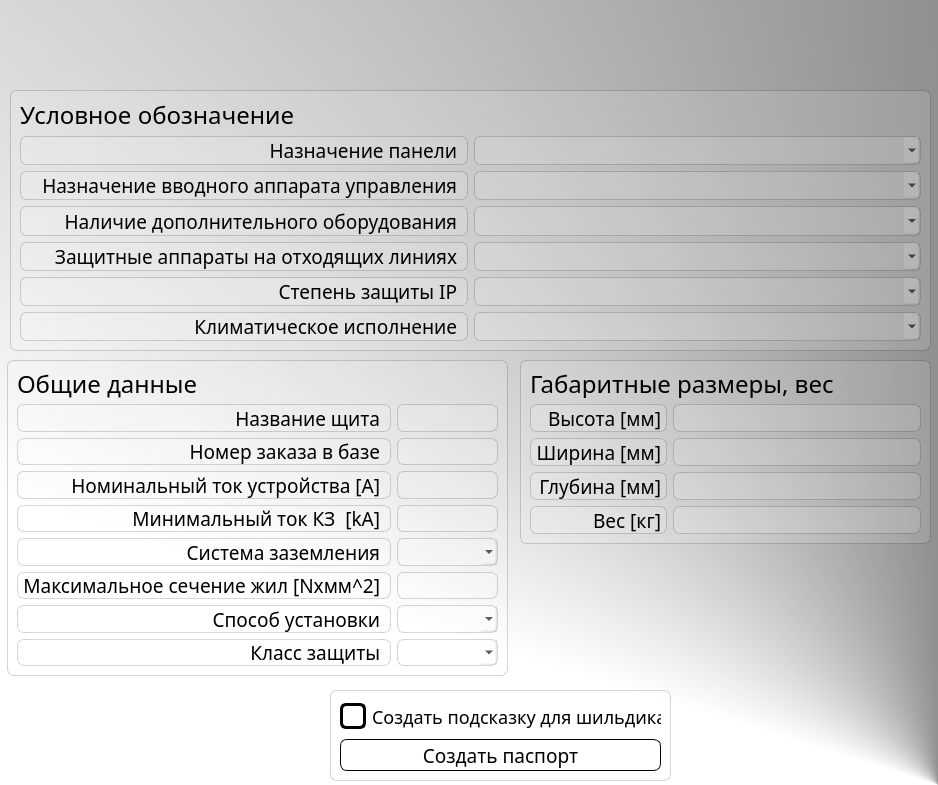
This is ui/mainwindow.ui in GarborSergey/PassportTemplateReborn as Qt 5 draws it before an edit. The edited form follows.
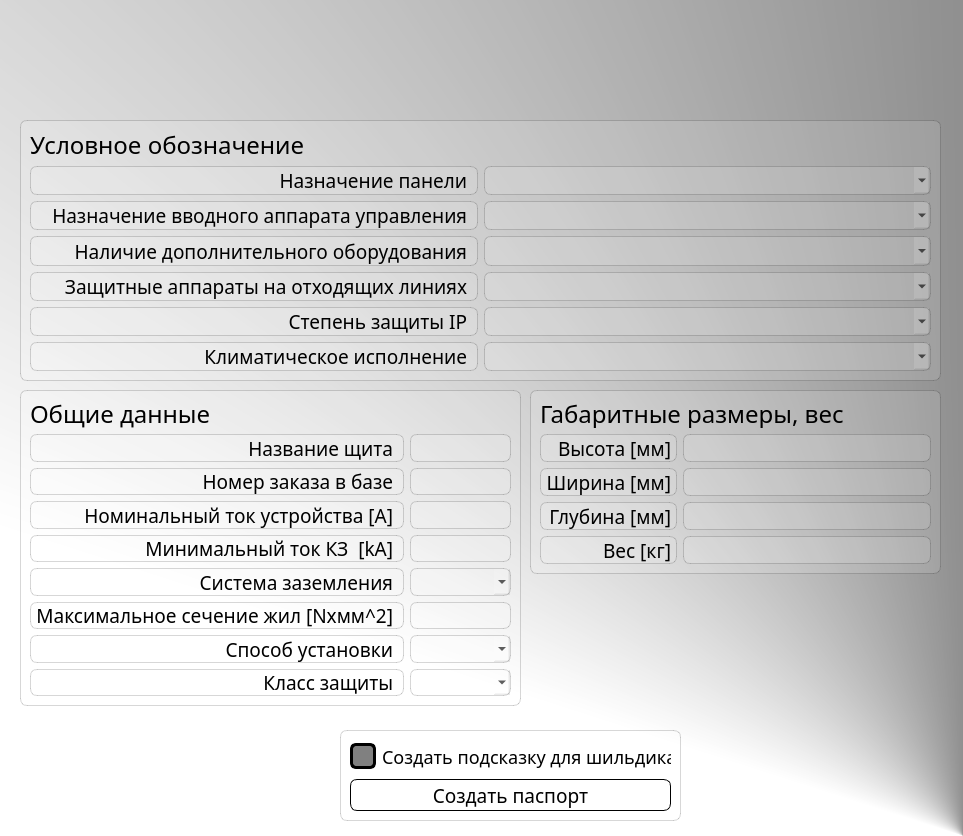
This is the edited form. Icons and pictures are not drawn.

Commit message: END CREATE DESIGN MAIN WINDOW. CREATE LOGO IN ADOBE. NAMING ALL OBJECTS IN MAIN WINDOW.

Patch:
```diff
--- a/ui/mainwindow.ui
+++ b/ui/mainwindow.ui
@@ -6,8 +6,8 @@
    <rect>
     <x>0</x>
     <y>0</y>
-    <width>938</width>
-    <height>785</height>
+    <width>963</width>
+    <height>836</height>
    </rect>
   </property>
   <property name="windowTitle">
@@ -24,8 +24,8 @@
    <widget class="QFrame" name="frame">
     <property name="geometry">
      <rect>
-      <x>10</x>
-      <y>90</y>
+      <x>20</x>
+      <y>120</y>
       <width>921</width>
       <height>261</height>
      </rect>
@@ -313,8 +313,8 @@
    <widget class="QFrame" name="frame">
     <property name="geometry">
      <rect>
-      <x>7</x>
-      <y>360</y>
+      <x>20</x>
+      <y>390</y>
       <width>501</width>
       <height>316</height>
      </rect>
@@ -325,6 +325,99 @@
 border-radius: 7px;</string>
     </property>
     <layout class="QGridLayout" name="gridLayout">
+     <item row="6" column="0">
+      <widget class="QLabel" name="labelInputCrossSection">
+       <property name="font">
+        <font>
+         <family>MADE Likes Slab</family>
+         <pointsize>14</pointsize>
+        </font>
+       </property>
+       <property name="layoutDirection">
+        <enum>Qt::LeftToRight</enum>
+       </property>
+       <property name="text">
+        <string>Максимальное сечение жил [Nxмм^2] </string>
+       </property>
+       <property name="textFormat">
+        <enum>Qt::AutoText</enum>
+       </property>
+       <property name="alignment">
+        <set>Qt::AlignRight|Qt::AlignTrailing|Qt::AlignVCenter</set>
+       </property>
+      </widget>
+     </item>
+     <item row="8" column="0">
+      <widget class="QLabel" name="labelProtectionClass">
+       <property name="font">
+        <font>
+         <family>MADE Likes Slab</family>
+         <pointsize>14</pointsize>
+        </font>
+       </property>
+       <property name="layoutDirection">
+        <enum>Qt::LeftToRight</enum>
+       </property>
+       <property name="text">
+        <string>Класс защиты </string>
+       </property>
+       <property name="textFormat">
+        <enum>Qt::AutoText</enum>
+       </property>
+       <property name="alignment">
+        <set>Qt::AlignRight|Qt::AlignTrailing|Qt::AlignVCenter</set>
+       </property>
+      </widget>
+     </item>
+     <item row="7" column="0">
+      <widget class="QLabel" name="labelInstallationMethod">
+       <property name="font">
+        <font>
+         <family>MADE Likes Slab</family>
+         <pointsize>14</pointsize>
+        </font>
+       </property>
+       <property name="layoutDirection">
+        <enum>Qt::LeftToRight</enum>
+       </property>
+       <property name="text">
+        <string>Способ установки </string>
+       </property>
+       <property name="textFormat">
+        <enum>Qt::AutoText</enum>
+       </property>
+       <property name="alignment">
+        <set>Qt::AlignRight|Qt::AlignTrailing|Qt::AlignVCenter</set>
+       </property>
+      </widget>
+     </item>
+     <item row="8" column="1">
+      <widget class="QComboBox" name="cboxProtectionClass">
+       <property name="font">
+        <font>
+         <family>MADE Likes Slab</family>
+         <pointsize>14</pointsize>
+        </font>
+       </property>
+      </widget>
+     </item>
+     <item row="0" column="0">
+      <widget class="QLabel" name="label_15">
+       <property name="font">
+        <font>
+         <family>MADE Likes Slab</family>
+         <pointsize>18</pointsize>
+        </font>
+       </property>
+       <property name="styleSheet">
+        <string notr="true">background-color: none;
+border: none;</string>
+       </property>
+       <property name="text">
+        <string>Общие данные</string>
+       </property>
+      </widget>
+     </item>
      <item row="3" column="0">
       <widget class="QLabel" name="label_19">
        <property name="font">
@@ -347,8 +440,8 @@
        </property>
       </widget>
      </item>
-     <item row="1" column="1">
-      <widget class="QLineEdit" name="lineEdit">
+     <item row="3" column="1">
+      <widget class="QLineEdit" name="lineEdNominalCurrent">
        <property name="font">
         <font>
          <family>MADE Likes Slab</family>
@@ -379,8 +472,8 @@
        </property>
       </widget>
      </item>
-     <item row="2" column="1">
-      <widget class="QLineEdit" name="lineEdit_2">
+     <item row="1" column="1">
+      <widget class="QLineEdit" name="lineEdNameBox">
        <property name="font">
         <font>
          <family>MADE Likes Slab</family>
@@ -389,8 +482,8 @@
        </property>
       </widget>
      </item>
-     <item row="3" column="1">
-      <widget class="QLineEdit" name="lineEdit_3">
+     <item row="2" column="1">
+      <widget class="QLineEdit" name="lineEdDatabaseNumber">
        <property name="font">
         <font>
          <family>MADE Likes Slab</family>
@@ -503,99 +596,6 @@
        </property>
       </widget>
      </item>
-     <item row="6" column="0">
-      <widget class="QLabel" name="label_22">
-       <property name="font">
-        <font>
-         <family>MADE Likes Slab</family>
-         <pointsize>14</pointsize>
-        </font>
-       </property>
-       <property name="layoutDirection">
-        <enum>Qt::LeftToRight</enum>
-       </property>
-       <property name="text">
-        <string>Максимальное сечение жил [Nxмм^2] </string>
-       </property>
-       <property name="textFormat">
-        <enum>Qt::AutoText</enum>
-       </property>
-       <property name="alignment">
-        <set>Qt::AlignRight|Qt::AlignTrailing|Qt::AlignVCenter</set>
-       </property>
-      </widget>
-     </item>
-     <item row="8" column="0">
-      <widget class="QLabel" name="label_24">
-       <property name="font">
-        <font>
-         <family>MADE Likes Slab</family>
-         <pointsize>14</pointsize>
-        </font>
-       </property>
-       <property name="layoutDirection">
-        <enum>Qt::LeftToRight</enum>
-       </property>
-       <property name="text">
-        <string>Класс защиты </string>
-       </property>
-       <property name="textFormat">
-        <enum>Qt::AutoText</enum>
-       </property>
-       <property name="alignment">
-        <set>Qt::AlignRight|Qt::AlignTrailing|Qt::AlignVCenter</set>
-       </property>
-      </widget>
-     </item>
-     <item row="7" column="0">
-      <widget class="QLabel" name="label_23">
-       <property name="font">
-        <font>
-         <family>MADE Likes Slab</family>
-         <pointsize>14</pointsize>
-        </font>
-       </property>
-       <property name="layoutDirection">
-        <enum>Qt::LeftToRight</enum>
-       </property>
-       <property name="text">
-        <string>Способ установки </string>
-       </property>
-       <property name="textFormat">
-        <enum>Qt::AutoText</enum>
-       </property>
-       <property name="alignment">
-        <set>Qt::AlignRight|Qt::AlignTrailing|Qt::AlignVCenter</set>
-       </property>
-      </widget>
-     </item>
-     <item row="8" column="1">
-      <widget class="QComboBox" name="comboBox_14">
-       <property name="font">
-        <font>
-         <family>MADE Likes Slab</family>
-         <pointsize>14</pointsize>
-        </font>
-       </property>
-      </widget>
-     </item>
-     <item row="0" column="0">
-      <widget class="QLabel" name="label_15">
-       <property name="font">
-        <font>
-         <family>MADE Likes Slab</family>
-         <pointsize>18</pointsize>
-        </font>
-       </property>
-       <property name="styleSheet">
-        <string notr="true">background-color: none;
-border: none;</string>
-       </property>
-       <property name="text">
-        <string>Общие данные</string>
-       </property>
-      </widget>
-     </item>
      <item row="1" column="0">
       <widget class="QLabel" name="label_14">
        <property name="font">
@@ -623,8 +623,8 @@
    <widget class="QFrame" name="frame">
     <property name="geometry">
      <rect>
-      <x>520</x>
-      <y>360</y>
+      <x>530</x>
+      <y>390</y>
       <width>411</width>
       <height>184</height>
      </rect>
@@ -635,6 +635,28 @@
 border-radius: 7px;</string>
     </property>
     <layout class="QGridLayout" name="gridLayout_2">
+     <item row="1" column="0">
+      <widget class="QLabel" name="labelHeight">
+       <property name="font">
+        <font>
+         <family>MADE Likes Slab</family>
+         <pointsize>14</pointsize>
+        </font>
+       </property>
+       <property name="layoutDirection">
+        <enum>Qt::LeftToRight</enum>
+       </property>
+       <property name="text">
+        <string>Высота [мм]</string>
+       </property>
+       <property name="textFormat">
+        <enum>Qt::AutoText</enum>
+       </property>
+       <property name="alignment">
+        <set>Qt::AlignRight|Qt::AlignTrailing|Qt::AlignVCenter</set>
+       </property>
+      </widget>
+     </item>
      <item row="0" column="0" colspan="2">
       <layout class="QHBoxLayout" name="horizontalLayout_8">
        <item>
@@ -711,41 +733,6 @@
        </item>
       </layout>
      </item>
-     <item row="1" column="0">
-      <widget class="QLabel" name="label_16">
-       <property name="font">
-        <font>
-         <family>MADE Likes Slab</family>
-         <pointsize>14</pointsize>
-        </font>
-       </property>
-       <property name="layoutDirection">
-        <enum>Qt::LeftToRight</enum>
-       </property>
-       <property name="text">
-        <string>Высота [мм]</string>
-       </property>
-       <property name="textFormat">
-        <enum>Qt::AutoText</enum>
-       </property>
-       <property name="alignment">
-        <set>Qt::AlignRight|Qt::AlignTrailing|Qt::AlignVCenter</set>
-       </property>
-      </widget>
-     </item>
-     <item row="1" column="1">
-      <widget class="QLineEdit" name="lineEdit_6">
-       <property name="font">
-        <font>
-         <family>MADE Likes Slab</family>
-         <pointsize>14</pointsize>
-        </font>
-       </property>
-       <property name="text">
-        <string/>
-       </property>
-      </widget>
-     </item>
      <item row="2" column="0">
       <widget class="QLabel" name="label_25">
        <property name="font">
@@ -781,6 +768,16 @@
        </property>
       </widget>
      </item>
+     <item row="4" column="1">
+      <widget class="QLineEdit" name="lineEdWeight">
+       <property name="font">
+        <font>
+         <family>MADE Likes Slab</family>
+         <pointsize>14</pointsize>
+        </font>
+       </property>
+      </widget>
+     </item>
      <item row="3" column="0">
       <widget class="QLabel" name="label_26">
        <property name="font">
@@ -838,14 +835,17 @@
        </property>
       </widget>
      </item>
-     <item row="4" column="1">
-      <widget class="QLineEdit" name="lineEdit_9">
+     <item row="1" column="1">
+      <widget class="QLineEdit" name="lineEdHeight">
        <property name="font">
         <font>
          <family>MADE Likes Slab</family>
          <pointsize>14</pointsize>
         </font>
        </property>
+       <property name="text">
+        <string/>
+       </property>
       </widget>
      </item>
     </layout>
@@ -853,8 +853,8 @@
    <widget class="QFrame" name="frame">
     <property name="geometry">
      <rect>
-      <x>330</x>
-      <y>690</y>
+      <x>340</x>
+      <y>730</y>
       <width>341</width>
       <height>91</height>
      </rect>
@@ -896,14 +896,18 @@
 }
 QCheckBox::indicator:checked {
     border: 3px solid black;
-    background-color: white;
-	background-image: url(:/icons/icons/done_FILL1_wght300_GRAD0_opsz40.svg);
-	background-size: 100px 100px;
+    background-color: grey;
 }</string>
        </property>
        <property name="text">
         <string>Создать подсказку для шильдика</string>
        </property>
+       <property name="iconSize">
+        <size>
+         <width>1</width>
+         <height>1</height>
+        </size>
+       </property>
        <property name="checkable">
         <bool>true</bool>
        </property>
@@ -962,6 +966,29 @@
      </item>
     </layout>
    </widget>
+   <widget class="QLabel" name="lableCompanyLogo">
+    <property name="geometry">
+     <rect>
+      <x>30</x>
+      <y>0</y>
+      <width>351</width>
+      <height>131</height>
+     </rect>
+    </property>
+    <property name="styleSheet">
+     <string notr="true">background-color: none;
+border: none;</string>
+    </property>
+    <property name="text">
+     <string/>
+    </property>
+    <property name="pixmap">
+     <pixmap resource="../res.qrc">:/icons/Pictures/eltat-logo.png</pixmap>
+    </property>
+    <property name="scaledContents">
+     <bool>true</bool>
+    </property>
+   </widget>
   </widget>
  </widget>
  <resources>
```
Left out of the diff: 71 changed lines with no effect on the pictures. The commit also changes 4 other files.
